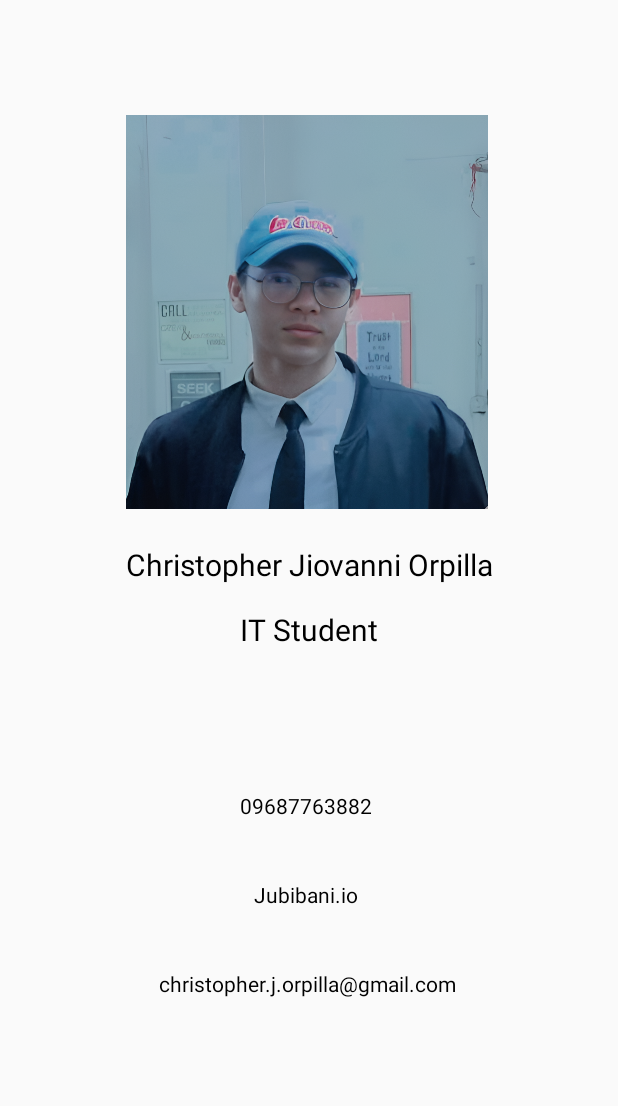
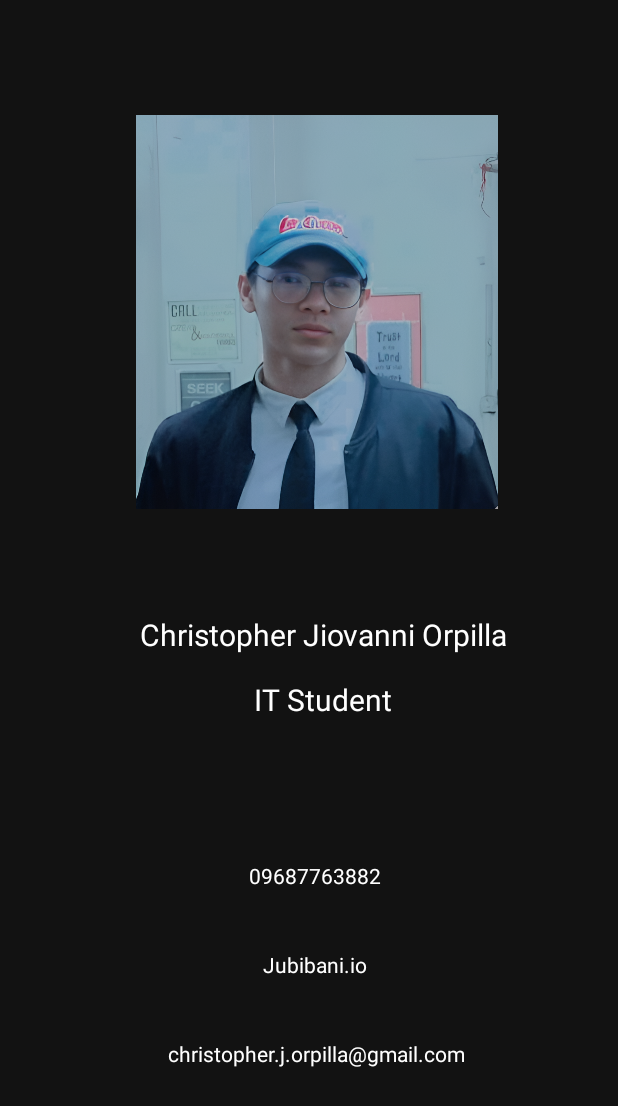
Before and after one commit to Jubibani/cc17-3k-orpilla-christopher-pract1, an Android app built with Jetpack Compose: the screen it shows after launch (MainActivity), on a phone screen of 412 x 824 dp. Shown: the top 1106 px of the screen. Run offline under Robolectric (Android 15) with nearby library versions, the phone set to English and light mode, and no system bars.

Commit message:
add black theme

```diff
--- a/app/src/main/res/layout/activity_main.xml
+++ b/app/src/main/res/layout/activity_main.xml
@@ -7,11 +7,12 @@
     android:layout_height="match_parent">
 
     <androidx.constraintlayout.widget.ConstraintLayout
-        android:layout_width="409dp"
-        android:layout_height="729dp"
-        tools:layout_editor_absoluteX="1dp"
-        tools:layout_editor_absoluteY="1dp"
-        tools:ignore="MissingConstraints">
+        android:layout_width="422dp"
+        android:layout_height="936dp"
+        android:background="#121212"
+        tools:ignore="ExtraText,MissingConstraints"
+        tools:layout_editor_absoluteX="-6dp"
+        tools:layout_editor_absoluteY="-1dp">>
 
         <ImageView
             android:id="@+id/imageView2"
@@ -34,13 +35,13 @@
             android:layout_height="29dp"
             android:layout_marginBottom="92dp"
             android:text="IT Student"
-            android:textColor="@android:color/black"
+            android:textColor="@android:color/white"
             android:textSize="20sp"
             app:layout_constraintBottom_toTopOf="@+id/textView4"
             app:layout_constraintEnd_toEndOf="parent"
             app:layout_constraintHorizontal_bias="0.73"
             app:layout_constraintStart_toStartOf="parent"
-            tools:ignore="HardcodedText" />
+            tools:ignore="HardcodedText,TextSizeCheck,TextSizeCheck" />
 
         <TextView
             android:id="@+id/textView2"
@@ -49,7 +50,7 @@
             android:layout_height="35dp"
             android:layout_marginBottom="8dp"
             android:text="Christopher Jiovanni Orpilla"
-            android:textColor="@android:color/black"
+            android:textColor="@android:color/white"
             android:textSize="20sp"
             app:layout_constraintBottom_toTopOf="@+id/textView3"
             app:layout_constraintEnd_toEndOf="parent"
@@ -58,12 +59,12 @@
             tools:ignore="HardcodedText,TextSizeCheck" />
 
         <TextView
-            android:textColor="@android:color/black"
             android:id="@+id/textView5"
             android:layout_width="wrap_content"
             android:layout_height="wrap_content"
             android:layout_marginBottom="40dp"
             android:text="Jubibani.io"
+            android:textColor="@android:color/white"
             app:layout_constraintBottom_toTopOf="@+id/textView6"
             app:layout_constraintEnd_toEndOf="parent"
             app:layout_constraintHorizontal_bias="0.498"
@@ -71,12 +72,12 @@
             tools:ignore="HardcodedText" />
 
         <TextView
-            android:textColor="@android:color/black"
             android:id="@+id/textView4"
             android:layout_width="wrap_content"
             android:layout_height="wrap_content"
             android:layout_marginBottom="40dp"
             android:text="09687763882"
+            android:textColor="@android:color/white"
             app:layout_constraintBottom_toTopOf="@+id/textView5"
             app:layout_constraintEnd_toEndOf="parent"
             app:layout_constraintHorizontal_bias="0.498"
@@ -87,9 +88,9 @@
             android:id="@+id/textView6"
             android:layout_width="wrap_content"
             android:layout_height="wrap_content"
-            android:layout_marginBottom="64dp"
+            android:layout_marginBottom="224dp"
             android:text="christopher.j.orpilla@gmail.com"
-            android:textColor="@android:color/black"
+            android:textColor="@android:color/white"
             app:layout_constraintBottom_toBottomOf="parent"
             app:layout_constraintEnd_toEndOf="parent"
             app:layout_constraintStart_toStartOf="parent"
```
